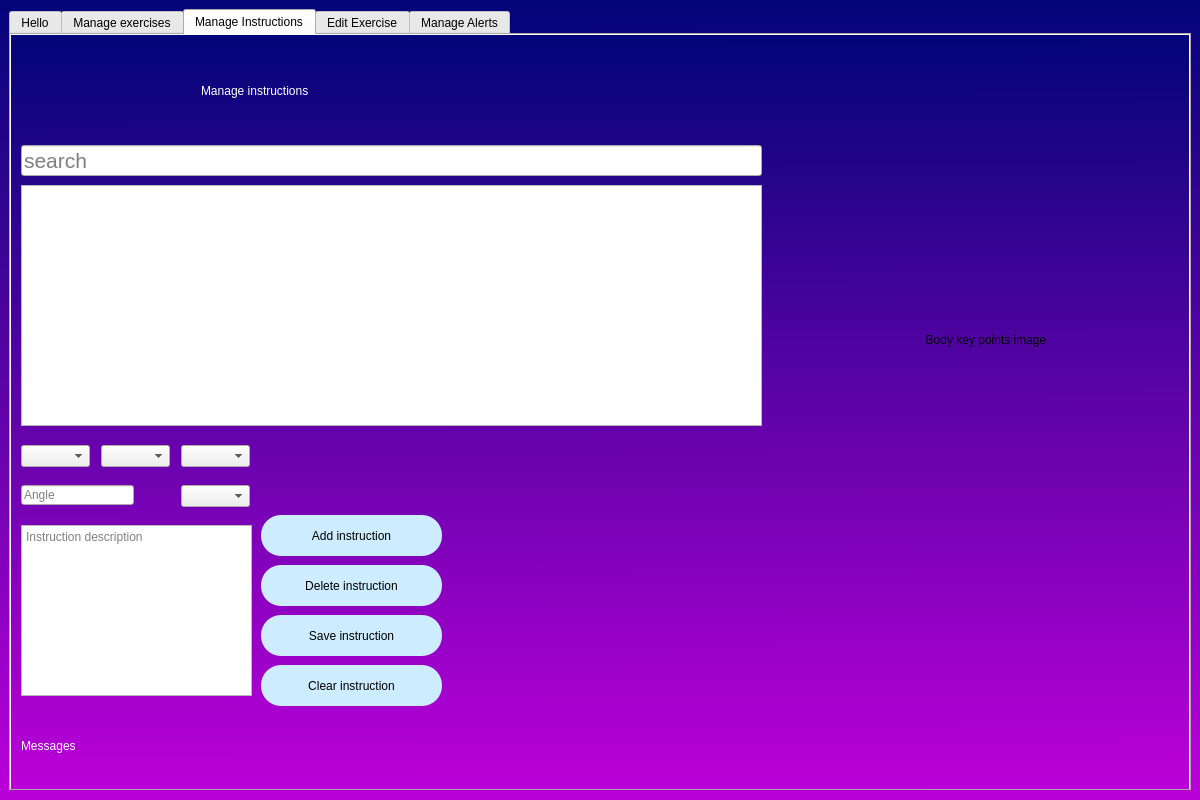
Qt form ui/appAdmin.ui (AlonIvshin/AutomaticGymTrainer) before a commit.
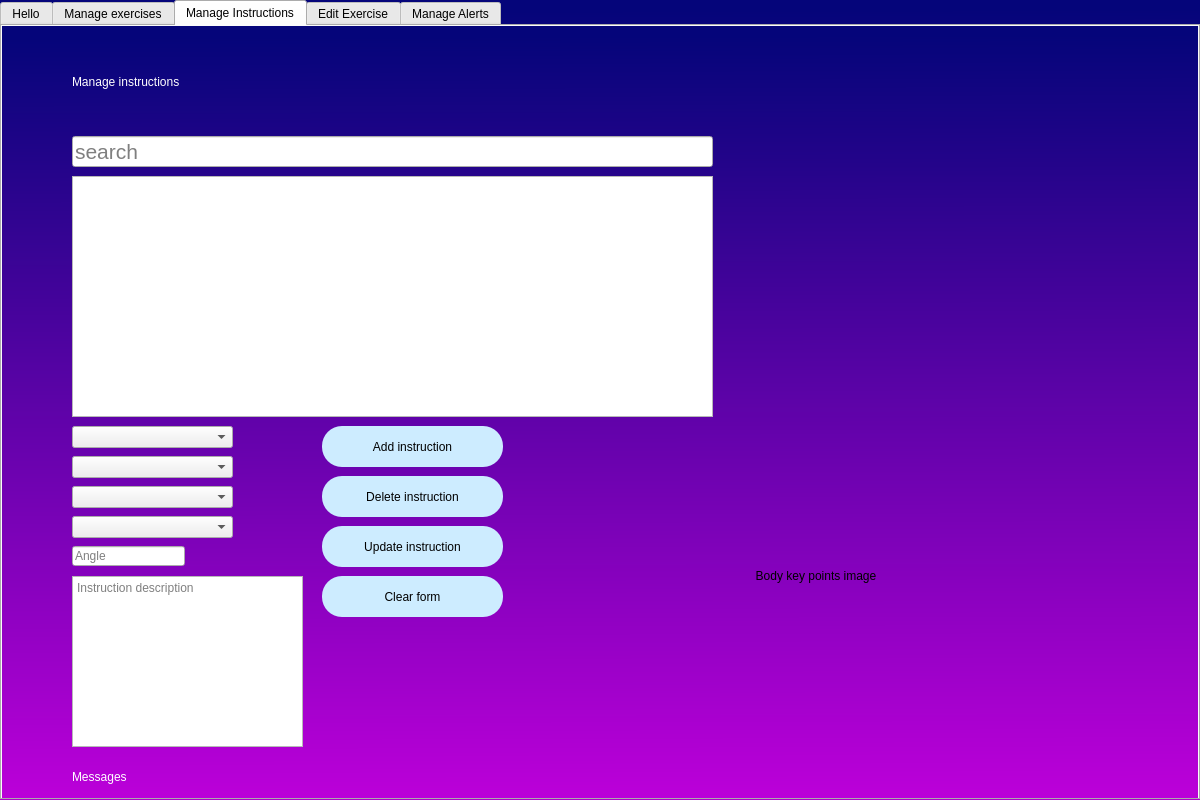
The same form after that commit. The open tabs and pages were chosen to show the change.

Commit message: Add go back button, added admin pages (not full)

```diff
--- a/ui/appAdmin.ui
+++ b/ui/appAdmin.ui
@@ -23,6 +23,18 @@
 background-color: qlineargradient(spread:pad, x1:0, y1:0, x2:0.008, y2:0.994, stop:0.0152381 rgba(5, 5, 122, 255), stop:1 rgba(186, 0, 216, 255));}</string>
    </property>
    <layout class="QVBoxLayout" name="verticalLayout">
+    <property name="leftMargin">
+     <number>0</number>
+    </property>
+    <property name="topMargin">
+     <number>0</number>
+    </property>
+    <property name="rightMargin">
+     <number>0</number>
+    </property>
+    <property name="bottomMargin">
+     <number>0</number>
+    </property>
     <item>
      <widget class="QTabWidget" name="tabWidget">
       <property name="accessibleName">
@@ -318,7 +330,7 @@
        <widget class="QLabel" name="label_header">
         <property name="geometry">
          <rect>
-          <x>190</x>
+          <x>70</x>
           <y>20</y>
           <width>441</width>
           <height>71</height>
@@ -334,9 +346,9 @@
        <widget class="QLineEdit" name="lineEdit_searchBarManageInstructions">
         <property name="geometry">
          <rect>
-          <x>10</x>
+          <x>70</x>
           <y>110</y>
-          <width>741</width>
+          <width>641</width>
           <height>31</height>
          </rect>
         </property>
@@ -355,10 +367,10 @@
        <widget class="QLabel" name="label_bodykeypointsMngInstructions">
         <property name="geometry">
          <rect>
-          <x>750</x>
-          <y>80</y>
-          <width>450</width>
-          <height>450</height>
+          <x>550</x>
+          <y>400</y>
+          <width>528</width>
+          <height>300</height>
          </rect>
         </property>
         <property name="text">
@@ -371,22 +383,25 @@
        <widget class="QComboBox" name="comboBox_vertex1MngInstructions">
         <property name="geometry">
          <rect>
-          <x>10</x>
-          <y>410</y>
-          <width>69</width>
+          <x>70</x>
+          <y>400</y>
+          <width>161</width>
           <height>22</height>
          </rect>
         </property>
         <property name="editable">
          <bool>false</bool>
         </property>
+        <property name="currentText">
+         <string/>
+        </property>
        </widget>
        <widget class="QComboBox" name="comboBox_vertex2MngInstructions">
         <property name="geometry">
          <rect>
-          <x>90</x>
-          <y>410</y>
-          <width>69</width>
+          <x>70</x>
+          <y>430</y>
+          <width>161</width>
           <height>22</height>
          </rect>
         </property>
@@ -397,9 +412,9 @@
        <widget class="QComboBox" name="comboBox_vertex3MngInstructions">
         <property name="geometry">
          <rect>
-          <x>170</x>
-          <y>410</y>
-          <width>69</width>
+          <x>70</x>
+          <y>460</y>
+          <width>161</width>
           <height>22</height>
          </rect>
         </property>
@@ -410,8 +425,8 @@
        <widget class="QLabel" name="label_messagesMngInstructions">
         <property name="geometry">
          <rect>
-          <x>10</x>
-          <y>690</y>
+          <x>70</x>
+          <y>730</y>
           <width>421</width>
           <height>41</height>
          </rect>
@@ -427,8 +442,8 @@
        <widget class="QPushButton" name="bt_deleteInstructionMngInstructions">
         <property name="geometry">
          <rect>
-          <x>250</x>
-          <y>530</y>
+          <x>320</x>
+          <y>450</y>
           <width>181</width>
           <height>41</height>
          </rect>
@@ -445,8 +460,8 @@
        <widget class="QPushButton" name="bt_addInstructionMngInstructions">
         <property name="geometry">
          <rect>
-          <x>250</x>
-          <y>480</y>
+          <x>320</x>
+          <y>400</y>
           <width>181</width>
           <height>41</height>
          </rect>
@@ -463,9 +478,9 @@
        <widget class="QTableView" name="table_instructionsMngInstructions">
         <property name="geometry">
          <rect>
-          <x>10</x>
+          <x>70</x>
           <y>150</y>
-          <width>741</width>
+          <width>641</width>
           <height>241</height>
          </rect>
         </property>
@@ -473,8 +488,8 @@
        <widget class="QPlainTextEdit" name="plainTextEdit_descriptionMngInstructions">
         <property name="geometry">
          <rect>
-          <x>10</x>
-          <y>490</y>
+          <x>70</x>
+          <y>550</y>
           <width>231</width>
           <height>171</height>
          </rect>
@@ -486,9 +501,9 @@
        <widget class="QComboBox" name="comboBox_axisMngInstructions">
         <property name="geometry">
          <rect>
-          <x>170</x>
-          <y>450</y>
-          <width>69</width>
+          <x>70</x>
+          <y>490</y>
+          <width>161</width>
           <height>22</height>
          </rect>
         </property>
@@ -499,8 +514,8 @@
        <widget class="QLineEdit" name="lineEdit_angleMngInstructions">
         <property name="geometry">
          <rect>
-          <x>10</x>
-          <y>450</y>
+          <x>70</x>
+          <y>520</y>
           <width>113</width>
           <height>20</height>
          </rect>
@@ -512,8 +527,8 @@
        <widget class="QPushButton" name="bt_saveInstructionMngInstructions">
         <property name="geometry">
          <rect>
-          <x>250</x>
-          <y>580</y>
+          <x>320</x>
+          <y>500</y>
           <width>181</width>
           <height>41</height>
          </rect>
@@ -524,14 +539,14 @@
 background-color: rgb(205, 236, 255);</string>
         </property>
         <property name="text">
-         <string>Save instruction</string>
+         <string>Update instruction</string>
         </property>
        </widget>
        <widget class="QPushButton" name="bt_clearInstructionMngInstructions">
         <property name="geometry">
          <rect>
-          <x>250</x>
-          <y>630</y>
+          <x>320</x>
+          <y>550</y>
           <width>181</width>
           <height>41</height>
          </rect>
@@ -542,7 +557,7 @@
 background-color: rgb(205, 236, 255);</string>
         </property>
         <property name="text">
-         <string>Clear instruction</string>
+         <string>Clear form</string>
         </property>
        </widget>
       </widget>
```
Left out of the diff: 81 changed lines with no effect on the pictures. The commit also changes 14 other files.
